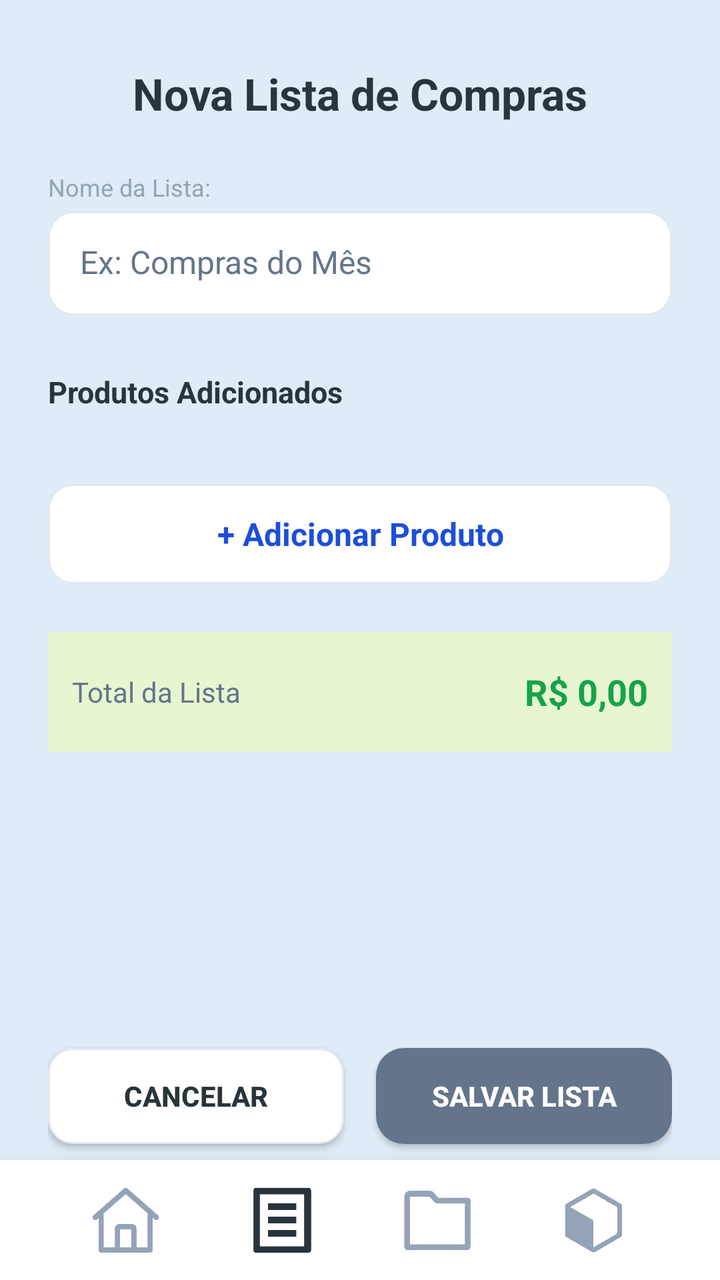
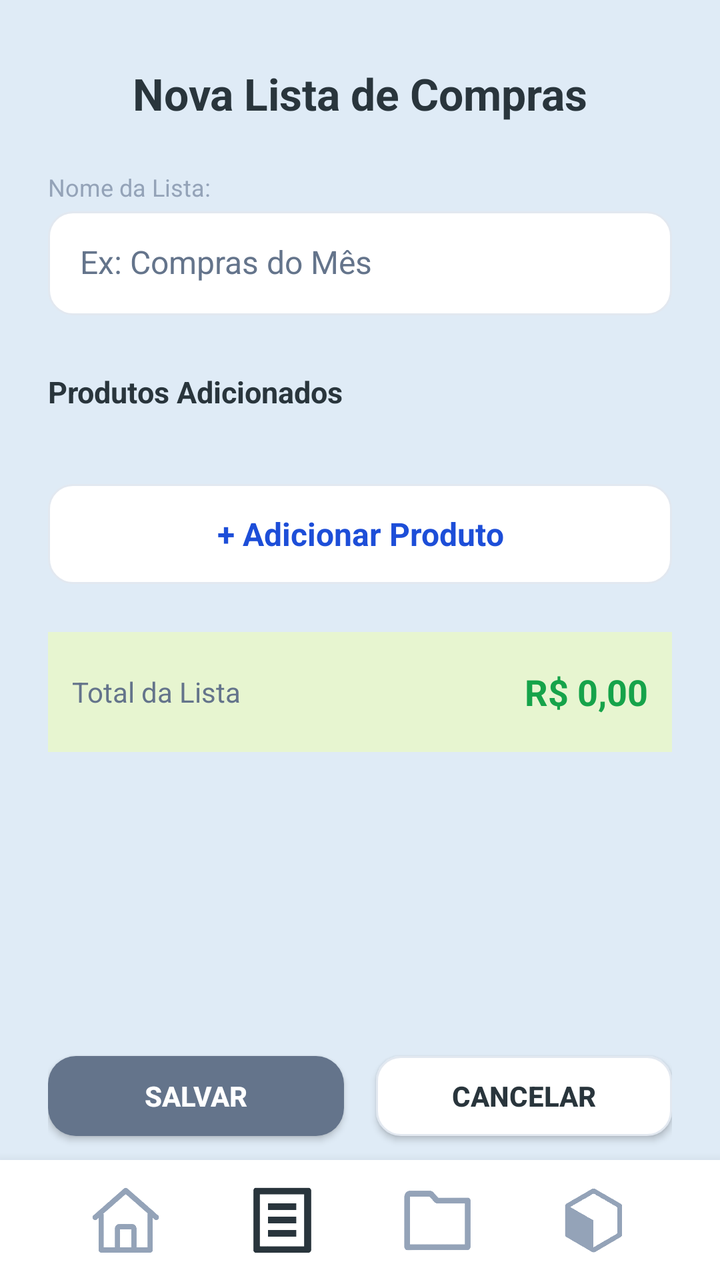

Screens rendered from an Android XML layout before and after an edit, with the pre-edit source and the edit as a unified diff.
<!-- AndroidManifest.xml: application theme Theme.ListaCompras -->
<!-- res/layout/activity_lista_criar.xml -->
<?xml version="1.0" encoding="utf-8"?>
<RelativeLayout xmlns:android="http://schemas.android.com/apk/res/android"
    xmlns:app="http://schemas.android.com/apk/res-auto"
    android:id="@+id/main"
    android:layout_width="match_parent"
    android:layout_height="match_parent"
    android:background="#DFEBF6">

    
    <TextView
        android:id="@+id/txtTituloNovaLista"
        android:layout_width="wrap_content"
        android:layout_height="wrap_content"
        android:text="Nova Lista de Compras"
        android:textSize="22sp"
        android:textStyle="bold"
        android:textColor="#29353C"
        android:layout_marginTop="32dp"
        android:layout_centerHorizontal="true" />

    
    <ScrollView
        android:id="@+id/scrollContainer"
        android:layout_width="match_parent"
        android:layout_height="match_parent"
        android:layout_below="@id/txtTituloNovaLista"
        android:layout_above="@id/containerBotoes"
        android:paddingHorizontal="24dp">

        <LinearLayout
            android:layout_width="match_parent"
            android:layout_height="wrap_content"
            android:orientation="vertical"
            android:paddingTop="24dp">

            
            <TextView
                android:layout_width="wrap_content"
                android:layout_height="wrap_content"
                android:text="Nome da Lista:"
                android:textColor="#94A3B8"
                android:textSize="12sp"
                android:layout_marginBottom="4dp"/>

            <EditText
                android:id="@+id/edtNomeLista"
                android:layout_width="match_parent"
                android:layout_height="52dp"
                android:hint="Ex: Compras do Mês"
                android:background="@drawable/card_secundario"
                android:padding="16dp"
                android:textColor="#29353C"
                android:textColorHint="#64748B"
                android:textSize="16sp" />

            
            <TextView
                android:id="@+id/txtProdutosAdicionados"
                android:layout_width="wrap_content"
                android:layout_height="wrap_content"
                android:text="Produtos Adicionados"
                android:textStyle="bold"
                android:textColor="#29353C"
                android:textSize="15sp"
                android:layout_marginTop="28dp"
                android:layout_marginBottom="12dp" />

            
            <androidx.recyclerview.widget.RecyclerView
                android:id="@+id/recyclerProdutosLista"
                android:layout_width="match_parent"
                android:layout_height="wrap_content"
                android:nestedScrollingEnabled="false"
                android:paddingBottom="12dp" />

            
            <TextView
                android:id="@+id/btnAddProduto"
                android:layout_width="match_parent"
                android:layout_height="50dp"
                android:gravity="center"
                android:text="+ Adicionar Produto"
                android:textStyle="bold"
                android:textColor="#1D4ED8"
                android:background="@drawable/card_secundario"
                android:layout_marginTop="12dp"
                android:textSize="16sp" />

            
            <LinearLayout
                android:layout_width="match_parent"
                android:layout_height="60dp"
                android:gravity="center_vertical"
                android:paddingHorizontal="12dp"
                android:background="#E7F5D0"
                android:layout_marginTop="24dp"
                android:layout_marginBottom="100dp">

                <TextView
                    android:id="@+id/txtTotalTitulo"
                    android:layout_width="wrap_content"
                    android:layout_height="wrap_content"
                    android:text="Total da Lista"
                    android:textColor="#64748B"
                    android:textSize="14sp"
                    android:layout_weight="1" />

                <TextView
                    android:id="@+id/txtTotalLista"
                    android:layout_width="wrap_content"
                    android:layout_height="wrap_content"
                    android:text="R$ 0,00"
                    android:textColor="#16A34A"
                    android:textStyle="bold"
                    android:textSize="18sp" />
            </LinearLayout>

        </LinearLayout>
    </ScrollView>

    
    <LinearLayout
        android:id="@+id/containerBotoes"
        android:layout_width="match_parent"
        android:layout_height="64dp"
        android:orientation="horizontal"
        android:gravity="center"
        android:paddingHorizontal="24dp"
        android:layout_above="@id/footer">

        
        <androidx.appcompat.widget.AppCompatButton
            android:id="@+id/btnCancelarLista"
            android:layout_width="0dp"
            android:layout_height="48dp"
            android:layout_weight="1"
            android:text="Cancelar"
            android:textStyle="bold"
            android:textColor="#29353C"
            android:background="@drawable/card_secundario" />

        <Space
            android:layout_width="16dp"
            android:layout_height="0dp" />

        
        <androidx.appcompat.widget.AppCompatButton
            android:id="@+id/btnSalvarLista"
            android:layout_width="0dp"
            android:layout_height="48dp"
            android:layout_weight="1"
            android:text="Salvar Lista"
            android:textStyle="bold"
            android:textColor="#FFFFFF"
            android:background="@drawable/card_principal" />
    </LinearLayout>

    
    <LinearLayout
        android:id="@+id/footer"
        android:layout_width="match_parent"
        android:layout_height="60dp"
        android:layout_alignParentBottom="true"
        android:background="#FFFFFF"
        android:elevation="10dp"
        android:gravity="center"
        android:orientation="horizontal"
        android:paddingHorizontal="24dp">

        <ImageView
            android:id="@+id/iconHome"
            android:layout_width="36dp"
            android:layout_height="36dp"
            android:layout_weight="1"
            android:src="@drawable/ic_home"
            app:tint="#94A3B8"/>

        <ImageView
            android:id="@+id/iconListas"
            android:layout_width="36dp"
            android:layout_height="36dp"
            android:layout_weight="1"
            android:src="@drawable/ic_lista"
            app:tint="#29353C"/>

        <ImageView
            android:id="@+id/iconCategorias"
            android:layout_width="36dp"
            android:layout_height="36dp"
            android:layout_weight="1"
            android:src="@drawable/ic_pasta"
            app:tint="#94A3B8"/>

        <ImageView
            android:id="@+id/iconProdutos"
            android:layout_width="36dp"
            android:layout_height="36dp"
            android:layout_weight="1"
            android:src="@drawable/ic_caixa"
            app:tint="#94A3B8"/>
    </LinearLayout>

</RelativeLayout>
<!-- resources referenced by this layout -->
<resources>
  <!-- drawable card_principal (drawable) -->
  <shape xmlns:android="http://schemas.android.com/apk/res/android">
      <solid android:color="#64748B"/>
      <corners android:radius="14dp"/>
  </shape>
  <!-- drawable card_secundario (drawable) -->
  <shape xmlns:android="http://schemas.android.com/apk/res/android">
      <solid android:color="#FFFFFF"/>
      <corners android:radius="12dp"/>
      <stroke android:width="1dp" android:color="#E2E8F0"/>
  </shape>
  <!-- drawable ic_caixa: png bitmap (drawable, 30803 bytes) -->
  <!-- drawable ic_home: png bitmap (drawable, 26750 bytes) -->
  <!-- drawable ic_lista: png bitmap (drawable, 12721 bytes) -->
  <!-- drawable ic_pasta: png bitmap (drawable, 12054 bytes) -->
  <style name="Theme.ListaCompras" parent="Base.Theme.ListaCompras" />
  <style name="Base.Theme.ListaCompras" parent="Theme.Material3.DayNight.NoActionBar">
          
          
      </style>
</resources>

<!-- the commit's change to res/layout/activity_lista_criar.xml (unified diff, before → after) -->
@@ -130,29 +130,30 @@
 
         
         <androidx.appcompat.widget.AppCompatButton
+            android:id="@+id/btnSalvarLista"
+            android:layout_width="0dp"
+            android:layout_height="40dp"
+            android:layout_weight="1"
+            android:text="Salvar"
+            android:textStyle="bold"
+            android:textColor="#FFFFFF"
+            android:background="@drawable/card_principal" />
+
+        <Space
+            android:layout_width="16dp"
+            android:layout_height="0dp" />
+
+        
+        <androidx.appcompat.widget.AppCompatButton
             android:id="@+id/btnCancelarLista"
             android:layout_width="0dp"
-            android:layout_height="48dp"
+            android:layout_height="40dp"
             android:layout_weight="1"
             android:text="Cancelar"
             android:textStyle="bold"
             android:textColor="#29353C"
             android:background="@drawable/card_secundario" />
 
-        <Space
-            android:layout_width="16dp"
-            android:layout_height="0dp" />
-
-        
-        <androidx.appcompat.widget.AppCompatButton
-            android:id="@+id/btnSalvarLista"
-            android:layout_width="0dp"
-            android:layout_height="48dp"
-            android:layout_weight="1"
-            android:text="Salvar Lista"
-            android:textStyle="bold"
-            android:textColor="#FFFFFF"
-            android:background="@drawable/card_principal" />
     </LinearLayout>
 
     
